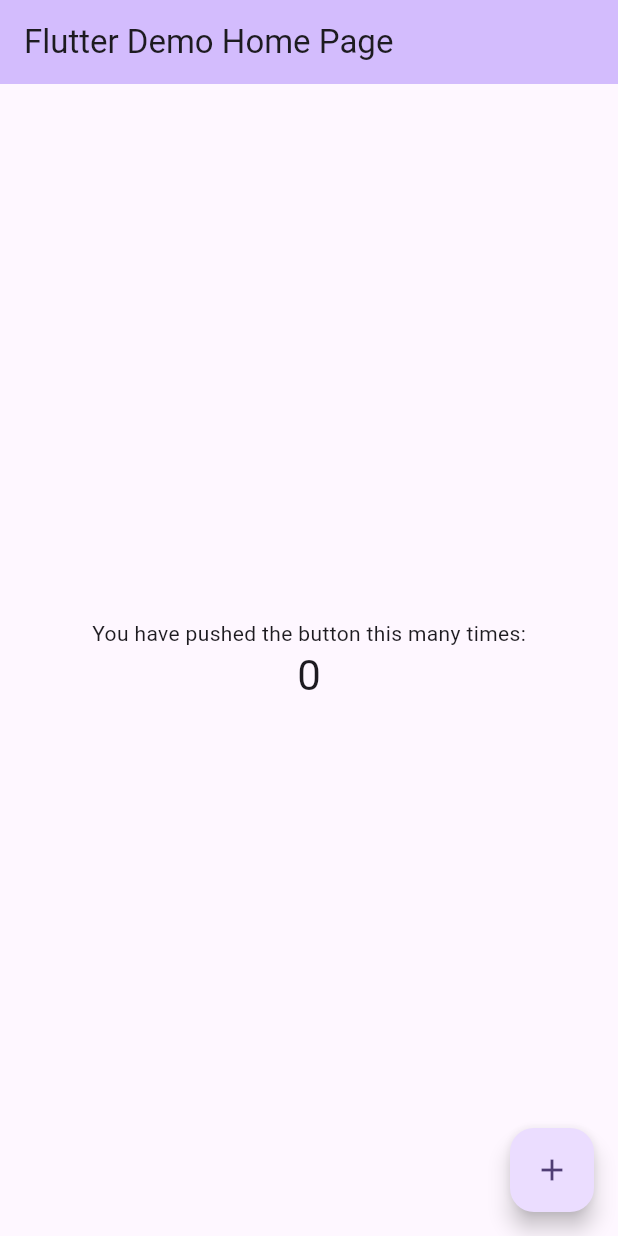
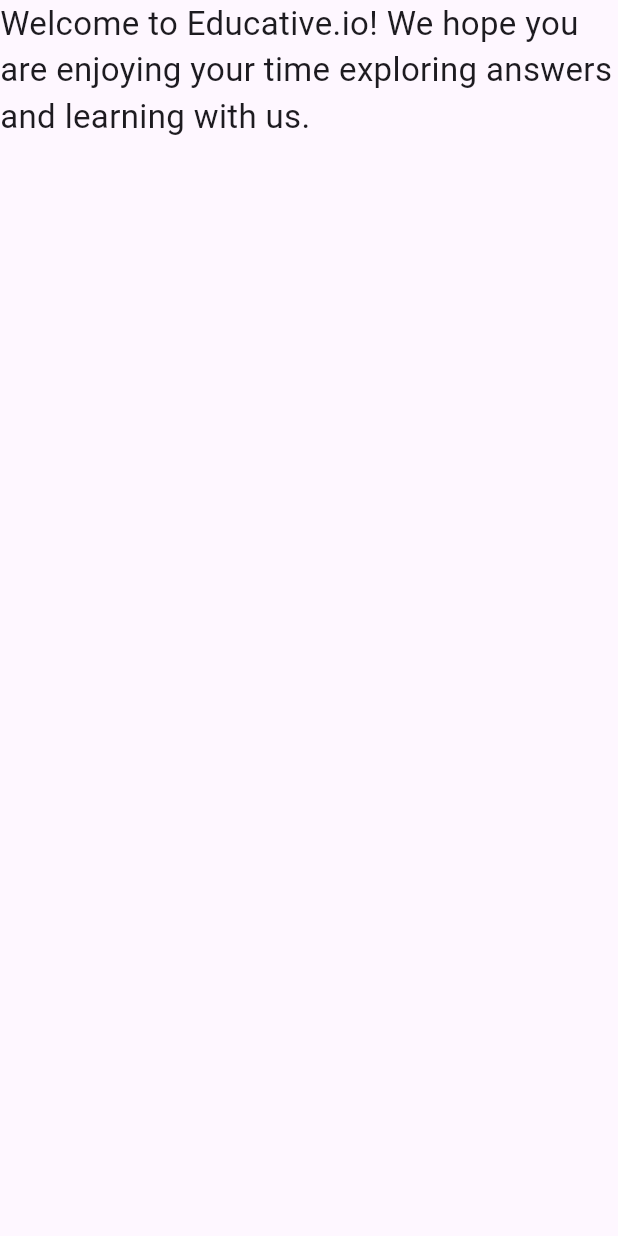
Before and after one commit to manelk/flutter_widgets, a Flutter app: the screen it shows after launch, on a phone screen of 412 x 824 dp. Run offline on Flutter 3.47's test engine with Material 2 defaults, Android fonts, the phone set to English and light mode, and no system bars.

```diff
--- a/lib/main.dart
+++ b/lib/main.dart
@@ -1,3 +1,6 @@
+/// SafeArea demo follow the todo and see before and after!
+/// Link: https://www.educative.io/answers/how-to-use-safearea-widget-in-flutter
+
 import 'package:flutter/material.dart';
 
 void main() {
@@ -31,44 +34,15 @@ class MyHomePage extends StatefulWidget {
   State<MyHomePage> createState() => _MyHomePageState();
 }
 
+/// TODO : WRAP TEXT WITH SafeArea WIDGET AND SEE THE CHANGES!
 class _MyHomePageState extends State<MyHomePage> {
-  int _counter = 0;
-
-  void _incrementCounter() {
-    setState(() {
-      _counter++;
-    });
-  }
-
   @override
   Widget build(BuildContext context) {
-    /// Scaffold; high-level structure for a screen
-    /// Provides AppBar and body property as used in this code
-    return Scaffold(
-      appBar: AppBar(
-        backgroundColor: Theme.of(context).colorScheme.inversePrimary,
-        title: Text(widget.title),
+    return const Scaffold(
+      body: Text(
+        'Welcome to Educative.io! We hope you are enjoying your time exploring answers and learning with us.',
+        style: TextStyle(fontSize: 22),
       ),
-      /// body: the primary content of the scaffold, here we used a container widget
-      body: Center(
-        child: Column(
-          mainAxisAlignment: MainAxisAlignment.center,
-          children: <Widget>[
-            const Text(
-              'You have pushed the button this many times:',
-            ),
-            Text(
-              '$_counter',
-              style: Theme.of(context).textTheme.headlineMedium,
-            ),
-          ],
-        ),
-      ),
-      floatingActionButton: FloatingActionButton(
-        onPressed: _incrementCounter,
-        tooltip: 'Increment',
-        child: const Icon(Icons.add),
-      ), // This trailing comma makes auto-formatting nicer for build methods.
     );
   }
 }
```
